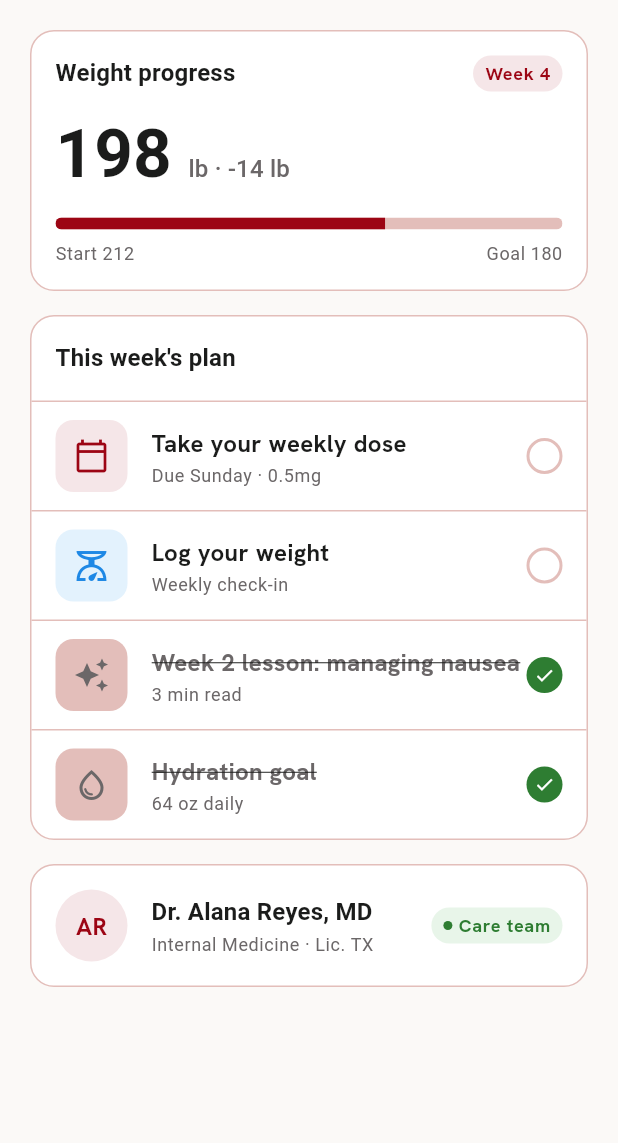
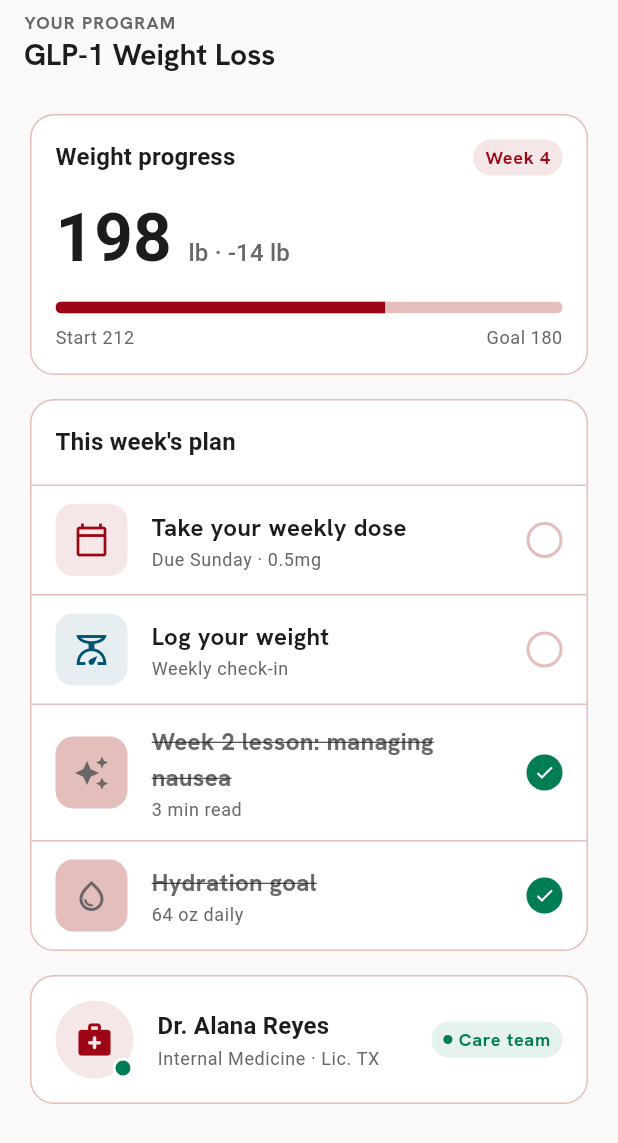
Before and after one commit to Santanu-002/inspirelymd_patient, a Flutter app: the ProgramsContent screen opened directly, on a phone screen of 412 x 824 dp. Shown: the top 1143 px of the screen. Run offline on Flutter 3.47's test engine with Material 3 defaults, Android fonts, the phone set to English and light mode, and no system bars; our stand-ins replace device_info_plus, dio, equatable, flutter_secure_storage, flutter_svg, fpdart and 9 more; accounts and stored records are empty.

Commit message:
feat(profile/prog): refine account settings, programs list, and general cleanups

```diff
--- /dev/null
+++ b/devtools_options.yaml
@@ -0,0 +1,3 @@
+description: This file stores settings for Dart & Flutter DevTools.
+documentation: https://docs.flutter.dev/tools/devtools/extensions#configure-extension-enablement-states
+extensions:
--- /dev/null
+++ b/lib/features/programs/presentation/widgets/program_plan_item.dart
@@ -0,0 +1,86 @@
+import 'package:flutter/material.dart';
+import 'package:get/get.dart';
+import 'package:inspirelymd_patient/core/common/widgets/icon/app_icon_box.dart';
+import 'package:inspirelymd_patient/core/constants/app_ui_constants.dart';
+import 'package:inspirelymd_patient/core/theme/color_scheme_extension.dart';
+
+class ProgramPlanItem extends StatelessWidget {
+  final IconData icon;
+  final Color iconColor;
+  final Color iconBg;
+  final String title;
+  final String subtitle;
+  final bool isCompleted;
+
+  const ProgramPlanItem({
+    super.key,
+    required this.icon,
+    required this.iconColor,
+    required this.iconBg,
+    required this.title,
+    required this.subtitle,
+    required this.isCompleted,
+  });
+
+  @override
+  Widget build(BuildContext context) {
+    final theme = context.theme;
+
+    return Padding(
+      padding: EdgeInsets.symmetric(
+        horizontal: AppUIConstants.spacing.space$16,
+        vertical: AppUIConstants.spacing.space$12,
+      ),
+      child: Row(
+        spacing: AppUIConstants.spacing.space$16,
+        children: [
+          // Icon Container
+          AppIconBox(icon: icon, backgroundColor: iconBg, iconColor: iconColor),
+          // Text block
+          Expanded(
+            child: Column(
+              crossAxisAlignment: CrossAxisAlignment.start,
+              spacing: AppUIConstants.spacing.space$2,
+              children: [
+                Text(
+                  title,
+                  style: theme.textTheme.bodyMedium?.copyWith(
+                    fontWeight: FontWeight.bold,
+                    decoration: isCompleted ? TextDecoration.lineThrough : null,
+                    color: isCompleted
+                        ? theme.colorScheme.textMuted
+                        : theme.colorScheme.onSurface,
+                  ),
+                ),
+                Text(
+                  subtitle,
+                  style: theme.textTheme.bodySmall?.copyWith(
+                    color: theme.colorScheme.textMuted,
+                  ),
+                ),
+              ],
+            ),
+          ),
+          // Circular status checkbox
+          Container(
+            width: 24,
+            height: 24,
+            decoration: BoxDecoration(
+              shape: BoxShape.circle,
+              color: isCompleted ? theme.colorScheme.completed : Colors.transparent,
+              border: isCompleted
+                  ? null
+                  : Border.all(
+                      color: theme.colorScheme.outlineVariant,
+                      width: 2,
+                    ),
+            ),
+            child: isCompleted
+                ? Icon(Icons.check, color: theme.colorScheme.onPrimary, size: 14)
+                : null,
+          ),
+        ],
+      ),
+    );
+  }
+}
--- a/lib/features/programs/presentation/widgets/programs_content.dart
+++ b/lib/features/programs/presentation/widgets/programs_content.dart
@@ -1,15 +1,14 @@
 import 'package:flutter/material.dart';
 import 'package:get/get.dart';
+import 'package:inspirelymd_patient/core/common/widgets/card/app_card.dart';
+import 'package:inspirelymd_patient/core/common/widgets/scaffold/app_scaffold.dart';
+import 'package:inspirelymd_patient/core/common/widgets/tag/app_tag.dart';
 import 'package:inspirelymd_patient/core/constants/app_strings.dart';
 import 'package:inspirelymd_patient/core/constants/app_ui_constants.dart';
 import 'package:inspirelymd_patient/core/theme/color_scheme_extension.dart';
-import 'package:inspirelymd_patient/core/common/widgets/card/app_card.dart';
-import 'package:inspirelymd_patient/core/common/widgets/tag/app_tag.dart';
-import 'package:inspirelymd_patient/core/common/widgets/icon/app_icon_box.dart';
-import 'package:inspirelymd_patient/features/dashboard/presentation/controllers/dashboard_controller.dart';
-import 'package:inspirelymd_patient/core/common/widgets/scaffold/app_scaffold.dart';
+import 'package:inspirelymd_patient/features/programs/presentation/widgets/program_plan_item.dart';
 
-class ProgramsContent extends GetView<DashboardController> {
+class ProgramsContent extends StatelessWidget {
   const ProgramsContent({super.key});
 
   @override
@@ -17,34 +16,69 @@ class ProgramsContent extends GetView<DashboardController> {
     final theme = context.theme;
     final strings = AppStrings.programs;
 
+    final planItems = [
+      {
+        'icon': Icons.calendar_today_outlined,
+        'iconColor': theme.colorScheme.primary,
+        'iconBg': theme.colorScheme.primary.withValues(alpha: 0.1),
+        'title': strings.taskDose,
+        'subtitle': strings.taskDoseSub,
+        'isCompleted': false,
+      },
+      {
+        'icon': Icons.scale_outlined,
+        'iconColor': theme.colorScheme.inProgress,
+        'iconBg': theme.colorScheme.inProgress.withValues(alpha: 0.1),
+        'title': strings.taskWeight,
+        'subtitle': strings.taskWeightSub,
+        'isCompleted': false,
+      },
+      {
+        'icon': Icons.auto_awesome,
+        'iconColor': theme.colorScheme.textMuted,
+        'iconBg': theme.colorScheme.outlineVariant,
+        'title': strings.taskLesson,
+        'subtitle': strings.taskLessonSub,
+        'isCompleted': true,
+      },
+      {
+        'icon': Icons.water_drop_outlined,
+        'iconColor': theme.colorScheme.textMuted,
+        'iconBg': theme.colorScheme.outlineVariant,
+        'title': strings.taskHydration,
+        'subtitle': strings.taskHydrationSub,
+        'isCompleted': true,
+      },
+    ];
+
     return AppScaffold(
       useScrollView: true,
-      titleWidget: Column(
+      title: Column(
         crossAxisAlignment: CrossAxisAlignment.start,
         mainAxisSize: MainAxisSize.min,
         children: [
           Text(
             strings.sectionTitle,
-            style: theme.textTheme.labelMedium?.copyWith(
+            style: theme.textTheme.labelSmall?.copyWith(
+              color: theme.colorScheme.textMuted,
               fontWeight: FontWeight.bold,
-              color: theme.colorScheme.primary,
-              letterSpacing: 1.2,
+              letterSpacing: 0.8,
               height: 1.1,
             ),
           ),
-          const SizedBox(height: 2),
+          AppUIConstants.widgets.verticalBox$4,
           Text(
-            strings.programTitle,
+            strings.programName,
             style: theme.textTheme.titleLarge?.copyWith(
               fontWeight: FontWeight.bold,
-              color: const Color(0xFF0D253F), // Dark blue header color
+              color: theme.colorScheme.onSurface,
               height: 1.1,
             ),
           ),
         ],
       ),
       centerTitle: false,
-      titleSpacing: 16,
+      titleSpacing: AppUIConstants.spacing.space$16,
       automaticallyImplyLeading: false,
       child: Column(
         crossAxisAlignment: CrossAxisAlignment.stretch,
@@ -72,7 +106,7 @@ class ProgramsContent extends GetView<DashboardController> {
                     ),
                   ],
                 ),
-                const SizedBox(height: 16),
+                AppUIConstants.widgets.verticalBox$16,
                 RichText(
                   text: TextSpan(
                     style: theme.textTheme.displayMedium?.copyWith(
@@ -90,7 +124,7 @@ class ProgramsContent extends GetView<DashboardController> {
                     ],
                   ),
                 ),
-                const SizedBox(height: 16),
+                AppUIConstants.widgets.verticalBox$16,
                 // Thick progress bar
                 ClipRRect(
                   borderRadius: BorderRadius.circular(999),
@@ -103,7 +137,7 @@ class ProgramsContent extends GetView<DashboardController> {
                     ),
                   ),
                 ),
-                const SizedBox(height: 8),
+                AppUIConstants.widgets.verticalBox$8,
                 Row(
                   mainAxisAlignment: MainAxisAlignment.spaceBetween,
                   children: [
@@ -133,7 +167,7 @@ class ProgramsContent extends GetView<DashboardController> {
               crossAxisAlignment: CrossAxisAlignment.start,
               children: [
                 Padding(
-                  padding: const EdgeInsets.all(16),
+                  padding: EdgeInsets.all(AppUIConstants.spacing.space$16),
                   child: Text(
                     strings.planTitle,
                     style: theme.textTheme.titleMedium?.copyWith(
@@ -143,52 +177,22 @@ class ProgramsContent extends GetView<DashboardController> {
                 ),
                 const Divider(height: 1),
 
-                // Item 1: Take weekly dose
-                _buildPlanItem(
-                  context: context,
-                  icon: Icons.calendar_today_outlined,
-                  iconColor: theme.colorScheme.primary,
-                  iconBg: theme.colorScheme.primary.withValues(alpha: 0.1),
-                  title: strings.taskDose,
-                  subtitle: strings.taskDoseSub,
-                  isCompleted: false,
-                ),
-                const Divider(height: 1),
-
-                // Item 2: Log weight
-                _buildPlanItem(
-                  context: context,
-                  icon: Icons.scale_outlined,
-                  iconColor: const Color(0xFF1E88E5),
-                  iconBg: const Color(0xFFE3F2FD),
-                  title: strings.taskWeight,
-                  subtitle: strings.taskWeightSub,
-                  isCompleted: false,
-                ),
-                const Divider(height: 1),
-
-                // Item 3: Managing nausea lesson (Completed)
-                _buildPlanItem(
-                  context: context,
-                  icon: Icons.auto_awesome,
-                  iconColor: theme.colorScheme.textMuted,
-                  iconBg: theme.colorScheme.outlineVariant,
-                  title: strings.taskLesson,
-                  subtitle: strings.taskLessonSub,
-                  isCompleted: true,
-                ),
-                const Divider(height: 1),
-
-                // Item 4: Hydration goal (Completed)
-                _buildPlanItem(
-                  context: context,
-                  icon: Icons.water_drop_outlined,
-                  iconColor: theme.colorScheme.textMuted,
-                  iconBg: theme.colorScheme.outlineVariant,
-                  title: strings.taskHydration,
-                  subtitle: strings.taskHydrationSub,
-                  isCompleted: true,
-                ),
+                ...List.generate(planItems.length, (index) {
+                  final item = planItems[index];
+                  return Column(
+                    children: [
+                      ProgramPlanItem(
+                        icon: item['icon'] as IconData,
+                        iconColor: item['iconColor'] as Color,
+                        iconBg: item['iconBg'] as Color,
+                        title: item['title'] as String,
+                        subtitle: item['subtitle'] as String,
+                        isCompleted: item['isCompleted'] as bool,
+                      ),
+                      if (index < planItems.length - 1) const Divider(height: 1),
+                    ],
+                  );
+                }),
               ],
             ),
           ),
@@ -197,40 +201,55 @@ class ProgramsContent extends GetView<DashboardController> {
           // ── Card 3: Care Team Card ───────────────────────────────────────
           AppCard(
             child: Row(
+              spacing: AppUIConstants.spacing.space$16,
               children: [
-                // Initials avatar
-                Container(
-                  width: 48,
-                  height: 48,
-                  decoration: BoxDecoration(
-                    color: theme.colorScheme.primary.withValues(alpha: 0.1),
-                    shape: BoxShape.circle,
-                  ),
-                  child: Center(
-                    child: Text(
-                      'AR',
-                      style: TextStyle(
+                // Doctor Avatar with green online badge
+                Stack(
+                  clipBehavior: Clip.none,
+                  children: [
+                    CircleAvatar(
+                      radius: 26,
+                      backgroundColor: theme.colorScheme.primary.withValues(
+                        alpha: 0.1,
+                      ),
+                      child: Icon(
+                        Icons.medical_services_rounded,
                         color: theme.colorScheme.primary,
-                        fontSize: 16,
-                        fontWeight: FontWeight.bold,
+                        size: 26,
                       ),
                     ),
-                  ),
+                    Positioned(
+                      bottom: 0,
+                      right: 0,
+                      child: Container(
+                        width: 14,
+                        height: 14,
+                        decoration: BoxDecoration(
+                          color: theme.colorScheme.completed,
+                          shape: BoxShape.circle,
+                          border: Border.all(
+                            color: theme.colorScheme.surface,
+                            width: 2,
+                          ),
+                        ),
+                      ),
+                    ),
+                  ],
                 ),
-                const SizedBox(width: 16),
+                // Doctor info
                 Expanded(
                   child: Column(
                     crossAxisAlignment: CrossAxisAlignment.start,
+                    spacing: AppUIConstants.spacing.space$2,
                     children: [
                       Text(
-                        strings.drAlanaReyes('Dr. Alana Reyes, MD'),
+                        strings.assignedProvider,
                         style: theme.textTheme.titleMedium?.copyWith(
                           fontWeight: FontWeight.bold,
                         ),
                       ),
-                      const SizedBox(height: 2),
                       Text(
-                        strings.drSpecialty,
+                        strings.assignedProviderSub,
                         style: theme.textTheme.bodySmall?.copyWith(
                           color: theme.colorScheme.textMuted,
                         ),
@@ -239,11 +258,11 @@ class ProgramsContent extends GetView<DashboardController> {
                   ),
                 ),
                 // Care team tag chip
-                const AppTag(
+                AppTag(
                   text: 'Care team',
-                  backgroundColor: Color(0xFFE8F5E9),
-                  textColor: Color(0xFF2E7D32),
-                  dotColor: Color(0xFF2E7D32),
+                  backgroundColor: theme.colorScheme.completed.withValues(alpha: 0.1),
+                  textColor: theme.colorScheme.completed,
+                  dotColor: theme.colorScheme.completed,
                 ),
               ],
             ),
@@ -253,70 +272,4 @@ class ProgramsContent extends GetView<DashboardController> {
       ),
     );
   }
-
-  Widget _buildPlanItem({
-    required BuildContext context,
-    required IconData icon,
-    required Color iconColor,
-    required Color iconBg,
-    required String title,
-    required String subtitle,
-    required bool isCompleted,
-  }) {
-    final theme = context.theme;
-
-    return Padding(
-      padding: const EdgeInsets.symmetric(horizontal: 16, vertical: 12),
-      child: Row(
-        children: [
-          // Icon Container
-          AppIconBox(icon: icon, backgroundColor: iconBg, iconColor: iconColor),
-          const SizedBox(width: 16),
-          // Text block
-          Expanded(
-            child: Column(
-              crossAxisAlignment: CrossAxisAlignment.start,
-              children: [
-                Text(
-                  title,
-                  style: theme.textTheme.bodyMedium?.copyWith(
-                    fontWeight: FontWeight.bold,
-                    decoration: isCompleted ? TextDecoration.lineThrough : null,
-                    color: isCompleted
-                        ? theme.colorScheme.textMuted
-                        : theme.colorScheme.onSurface,
-                  ),
-                ),
-                const SizedBox(height: 2),
-                Text(
-                  subtitle,
-                  style: theme.textTheme.bodySmall?.copyWith(
-                    color: theme.colorScheme.textMuted,
-                  ),
-                ),
-              ],
-            ),
-          ),
-          // Circular status checkbox
-          Container(
-            width: 24,
-            height: 24,
-            decoration: BoxDecoration(
-              shape: BoxShape.circle,
-              color: isCompleted ? const Color(0xFF2E7D32) : Colors.transparent,
-              border: isCompleted
-                  ? null
-                  : Border.all(
-                      color: theme.colorScheme.outlineVariant,
-                      width: 2,
-                    ),
-            ),
-            child: isCompleted
-                ? const Icon(Icons.check, color: Colors.white, size: 14)
-                : null,
-          ),
-        ],
-      ),
-    );
-  }
 }
```
Also changed, not shown: lib/features/account/presentation/widgets/account_content.dart (+25 -79 lines), lib/features/account/presentation/widgets/account_settings_item.dart (added, +69 -0 lines), lib/features/notifications/presentation/screens/notifications_screen.dart (+21 -19 lines), image.png (deleted), img.png, img_1.png (deleted), img_2.png (deleted), img_3.png (deleted), img_4.png (deleted), img_5.png (deleted).
